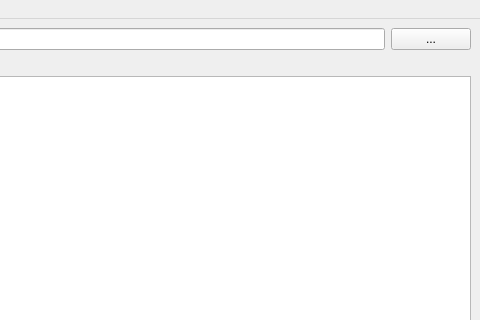
Old version of the form src/aims/app.ui in the repository open-AIMS/reefscan_desktop_data_manager; both pictures show x 320 to 800 and y 0 to 320 of the 800 by 600 pixel window.
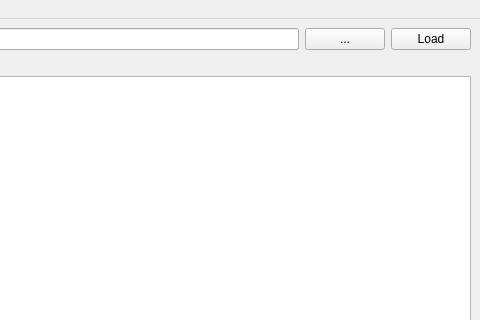
New version of the form.

Commit message: refactor the data model into a new project

What changed in the file:
```diff
--- a/src/aims/app.ui
+++ b/src/aims/app.ui
@@ -39,7 +39,14 @@
       </property>
      </widget>
     </item>
-    <item row="2" column="0" colspan="3">
+    <item row="0" column="3">
+     <widget class="QPushButton" name="btnLoadModel">
+      <property name="text">
+       <string>Load</string>
+      </property>
+     </widget>
+    </item>
+    <item row="2" column="0" colspan="4">
      <widget class="QTableView" name="tblSurveys"/>
     </item>
    </layout>
```
The commit also changes 19 other files.
